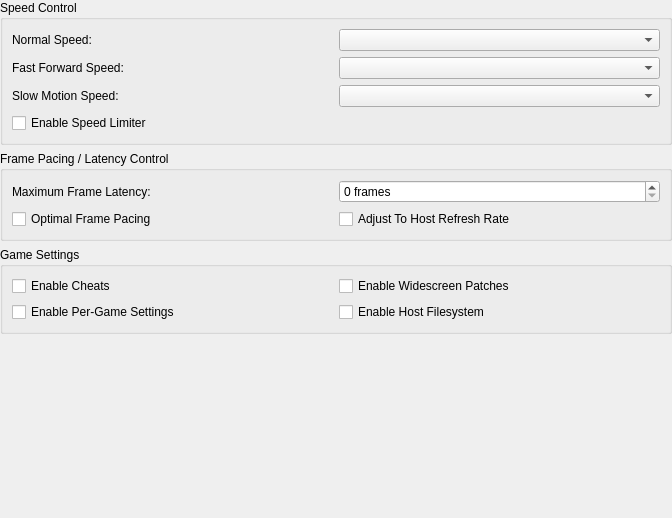
Before: the Qt Designer form pcsx2-qt/Settings/EmulationSettingsWidget.ui in PCSX2/pcsx2, drawn with Qt 5.
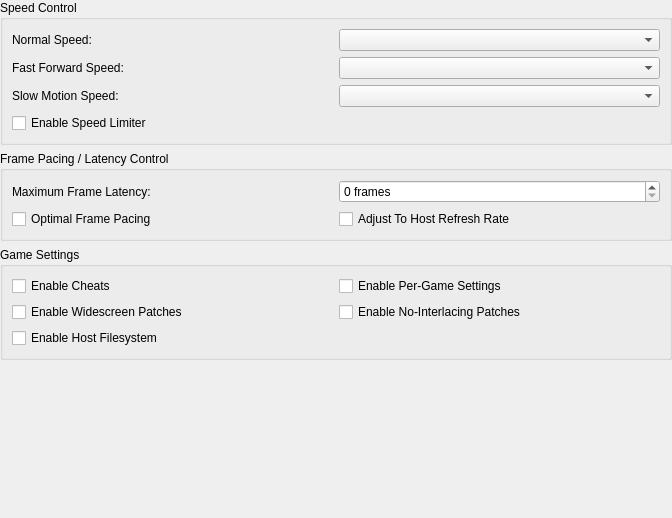
After: the same form once the commit is applied.

Commit message: VMManager: Add no-interlacing patches

What changed in the file:
```diff
--- a/pcsx2-qt/Settings/EmulationSettingsWidget.ui
+++ b/pcsx2-qt/Settings/EmulationSettingsWidget.ui
@@ -125,13 +125,20 @@
       <string>Game Settings</string>
      </property>
      <layout class="QGridLayout" name="gridLayout">
-      <item row="1" column="0">
+      <item row="0" column="1">
        <widget class="QCheckBox" name="perGameSettings">
         <property name="text">
          <string>Enable Per-Game Settings</string>
         </property>
        </widget>
       </item>
+      <item row="2" column="0">
+       <widget class="QCheckBox" name="widescreenPatches">
+        <property name="text">
+         <string>Enable Widescreen Patches</string>
+        </property>
+       </widget>
+      </item>
       <item row="0" column="0">
        <widget class="QCheckBox" name="cheats">
         <property name="text">
@@ -139,20 +146,20 @@
         </property>
        </widget>
       </item>
-      <item row="0" column="1">
-       <widget class="QCheckBox" name="widescreenPatches">
-        <property name="text">
-         <string>Enable Widescreen Patches</string>
-        </property>
-       </widget>
-      </item>
-      <item row="1" column="1">
+      <item row="3" column="0">
        <widget class="QCheckBox" name="hostFilesystem">
         <property name="text">
          <string>Enable Host Filesystem</string>
         </property>
        </widget>
       </item>
+      <item row="2" column="1">
+       <widget class="QCheckBox" name="noInterlacingPatches">
+        <property name="text">
+         <string>Enable No-Interlacing Patches</string>
+        </property>
+       </widget>
+      </item>
      </layout>
     </widget>
    </item>
```
The commit also changes 4 other files.
